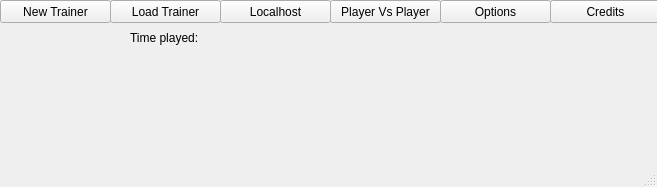
Before: the Qt Designer form ui/main_menu.ui in zenith110/pokemon_battle_sim, drawn with Qt 5.
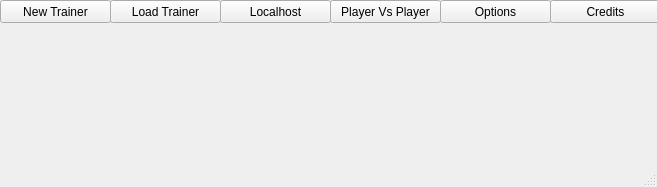
After: the same form once the commit is applied. Icons and pictures are not drawn.

```diff
--- a/ui/main_menu.ui
+++ b/ui/main_menu.ui
@@ -200,32 +200,6 @@
      <string>Load Trainer</string>
     </property>
    </widget>
-   <widget class="QLabel" name="label">
-    <property name="geometry">
-     <rect>
-      <x>130</x>
-      <y>30</y>
-      <width>71</width>
-      <height>16</height>
-     </rect>
-    </property>
-    <property name="text">
-     <string>Time played:</string>
-    </property>
-   </widget>
-   <widget class="QLabel" name="time_played">
-    <property name="geometry">
-     <rect>
-      <x>190</x>
-      <y>30</y>
-      <width>121</width>
-      <height>21</height>
-     </rect>
-    </property>
-    <property name="text">
-     <string/>
-    </property>
-   </widget>
   </widget>
   <widget class="QMenuBar" name="menubar">
    <property name="geometry">
```
Left out of the diff: 2 changed lines with no effect on the pictures.
